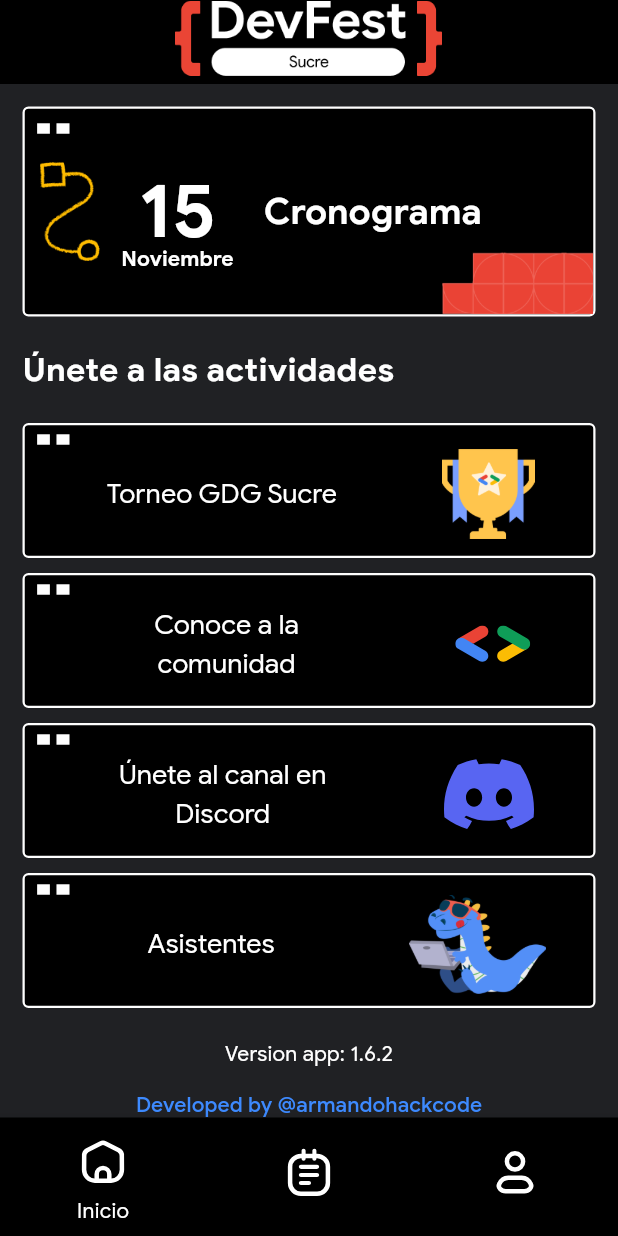
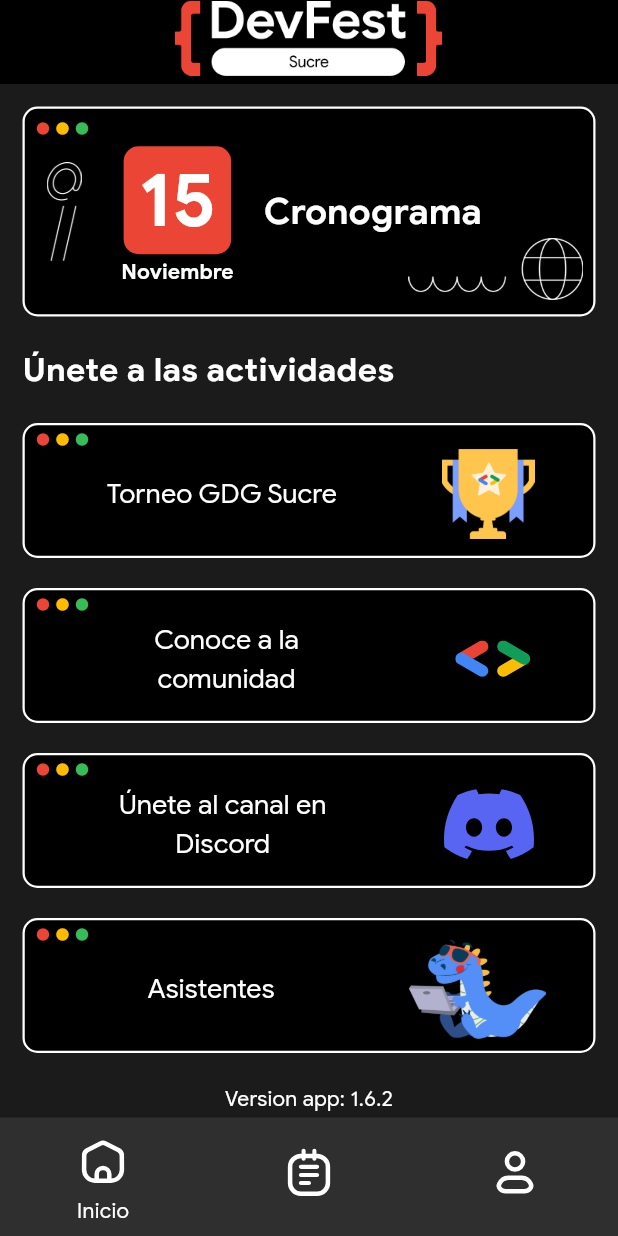
Before and after one commit to armandohackcode/app-events, a Flutter app: the screen it shows once a user with an empty profile is signed in, on a phone screen of 412 x 824 dp. Run offline on Flutter 3.47's test engine with Material 3 defaults, Android fonts, the phone set to English and light mode, and no system bars; our stand-ins replace animate_do, cloud_firestore, firebase_auth, firebase_core, flutter_svg, get_it and 8 more; missing offline and left inert: any_link_preview, mobile_scanner, qr_code_scanner_plus; accounts and stored records are empty; generated files the repository leaves out were written again.

Commit message:
Card style redesign #18

```diff
--- a/lib/config/theme/app_assets_path.dart
+++ b/lib/config/theme/app_assets_path.dart
@@ -4,10 +4,10 @@
   static const String loadingAnimation = 'assets/img/devfest-animation.gif';
   static const String loadingSmallImage = 'assets/img/loading-google.gif';
   static const String titleEvent = 'assets/img/title-devfest.png';
-  static const String headerImage = 'assets/img/devfest-header.png';
-  static const String footerImage = 'assets/img/devfest-footer.png';
+  static const String headerImage = 'assets/img/header-image.png';
+  static const String footerImage = 'assets/img/footer-image.png';
 
-  static const String scheduleIcon = 'assets/img/icon-cronograma.png';
+  static const String scheduleIcon = 'assets/img/schedule-icon.png';
   static const String trophyIcon = 'assets/img/trofeo.png';
   static const String gdgIcon = 'assets/img/icon-gdg.svg';
   static const String discordIcon = 'assets/img/icon-discord.svg';
--- a/lib/config/theme/app_styles.dart
+++ b/lib/config/theme/app_styles.dart
@@ -8,13 +8,13 @@
   static const Color cardColor = Colors.black;
   static const Color borderColor = Colors.white;
 
-  static const Color backgroundColor = Color(0xFF202124);
+  static const Color backgroundColor = Color.fromARGB(255, 28, 27, 27);
   static const Color fontColor = Colors.white;
   static const Color fontSecondaryColor = Color.fromARGB(255, 96, 96, 98);
   static const Color colorBaseBlue = Color(0xFF3D8AFF);
-  static const Color colorBaseRed = Color(0xFFFF4F3E);
+  static const Color colorBaseRed = Color(0xFFEA4535);
   static const Color colorBaseGreen = Color(0xFF36BD57);
   static const Color colorBaseYellow = Color(0xFFFFBB00);
-  static const Color colorNavbar = Colors.black;
+  static const Color colorNavbar = Color.fromARGB(255, 47, 47, 47);
   static const Color colorAppbar = Colors.black;
 }
--- a/lib/ui/screens/home/home.dart
+++ b/lib/ui/screens/home/home.dart
@@ -53,7 +53,7 @@
               text: AppStrings.homeTournamentGDG,
               icon: Image.asset(AppAssetsPath.trophyIcon, height: 60),
             ),
-            const SizedBox(height: 10),
+            const SizedBox(height: 20),
             ButtonActivity(
               icon: SvgPicture.asset(AppAssetsPath.gdgIcon),
               text: AppStrings.homeMeetCommunity,
@@ -63,7 +63,7 @@
                 );
               },
             ),
-            const SizedBox(height: 10),
+            const SizedBox(height: 20),
             ButtonActivity(
               icon: SvgPicture.asset(AppAssetsPath.discordIcon),
               text: AppStrings.homeJoinDiscord,
@@ -71,7 +71,7 @@
                 await laucherUrlInfo("https://discord.gg/c6gC5W4wtx");
               },
             ),
-            const SizedBox(height: 10),
+            const SizedBox(height: 20),
             if (dataCenter.isAdmin)
               ButtonActivity(
                 icon: Image.asset(AppAssetsPath.dinoWriteIcon),
@@ -170,20 +170,20 @@
           alignment: const Alignment(0, 0),
           children: [
             Positioned(
-              left: 10,
+              left: 15,
               child: Image.asset(
                 AppAssetsPath.scheduleIcon,
                 height: MediaQuery.of(context).size.height * 0.08,
               ),
             ),
             Container(
-              alignment: const Alignment(1, 1),
+              alignment: const Alignment(0.95, 0.8),
               child: Image.asset(
                 AppAssetsPath.footerImage,
                 height: MediaQuery.of(context).size.height * 0.05,
               ),
             ),
-            const Row(
+            Row(
               crossAxisAlignment: CrossAxisAlignment.center,
               mainAxisAlignment: MainAxisAlignment.center,
               mainAxisSize: MainAxisSize.max,
@@ -191,12 +191,21 @@
                 Stack(
                   alignment: Alignment(0, 1.2),
                   children: [
-                    Text(
-                      AppStrings.homeEventDay,
-                      style: TextStyle(
-                        fontSize: 50,
-                        color: AppStyles.fontColor,
-                        fontWeight: FontWeight.bold,
+                    Container(
+                      padding: EdgeInsets.only(left: 10, right: 10),
+
+                      margin: EdgeInsets.only(bottom: 15),
+                      decoration: BoxDecoration(
+                        color: AppStyles.colorBaseRed,
+                        borderRadius: BorderRadius.circular(10),
+                      ),
+                      child: Text(
+                        AppStrings.homeEventDay,
+                        style: TextStyle(
+                          fontSize: 50,
+                          color: AppStyles.fontColor,
+                          fontWeight: FontWeight.bold,
+                        ),
                       ),
                     ),
                     Text(
--- a/lib/ui/screens/schedule/schedule_screen.dart
+++ b/lib/ui/screens/schedule/schedule_screen.dart
@@ -79,7 +79,7 @@
                   if (item.type == EventTypeSpeaker.panel.value) {
                     return ZoomIn(
                       child: Container(
-                        margin: const EdgeInsets.only(bottom: 10),
+                        margin: const EdgeInsets.only(bottom: 20),
                         padding: const EdgeInsets.only(left: 10, right: 10),
                         alignment: const Alignment(0, 0),
                         decoration: BoxDecoration(
@@ -104,6 +104,7 @@
                             style: const TextStyle(
                               fontWeight: FontWeight.bold,
                               color: AppStyles.backgroundColor,
+                              fontSize: 16,
                             ),
                           ),
                         ),
--- a/lib/ui/widgets/card_content.dart
+++ b/lib/ui/widgets/card_content.dart
@@ -14,9 +14,10 @@
       children: [
         Container(
           decoration: BoxDecoration(
-              color: AppStyles.cardColor,
-              border: Border.all(width: 1.5, color: AppStyles.borderColor),
-              borderRadius: BorderRadius.circular(4)),
+            color: AppStyles.cardColor,
+            border: Border.all(width: 1.5, color: AppStyles.borderColor),
+            borderRadius: BorderRadius.circular(10),
+          ),
           height: height,
           width: width,
           child: child,
@@ -24,19 +25,13 @@
         const Row(
           mainAxisSize: MainAxisSize.min,
           children: [
-            Icon(
-              Icons.rectangle,
-              size: 10,
-              color: AppStyles.borderColor,
-            ),
+            Icon(Icons.circle, size: 10, color: AppStyles.colorBaseRed),
             SizedBox(width: 3),
-            Icon(
-              Icons.rectangle,
-              size: 10,
-              color: AppStyles.borderColor,
-            )
+            Icon(Icons.circle, size: 10, color: AppStyles.colorBaseYellow),
+            SizedBox(width: 3),
+            Icon(Icons.circle, size: 10, color: AppStyles.colorBaseGreen),
           ],
-        )
+        ),
       ],
     );
   }
```
Also changed, not shown: lib/ui/screens/user/sing_in_screen.dart (+13 -5 lines), lib/ui/widgets/home/sponsors_content.dart (+10 -1 lines), lib/ui/widgets/schedule_screen/card_schedule.dart (+68 -52 lines), assets/img/footer-image.png (added), assets/img/header-image.png (added), assets/img/schedule-icon.png (added).
